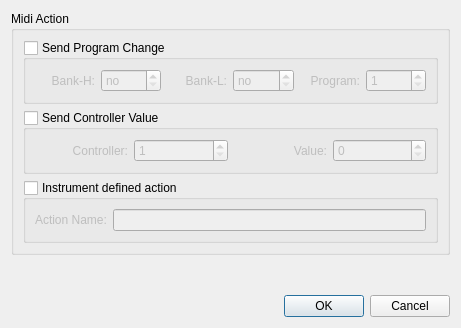
musescore/musescore-old, file mscore/mscore/stafftext.ui: the form before one commit.
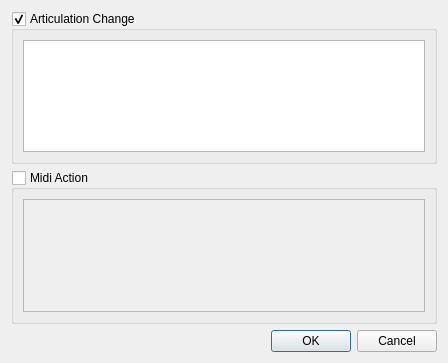
The form after the commit.

```diff
--- a/mscore/mscore/stafftext.ui
+++ b/mscore/mscore/stafftext.ui
@@ -5,216 +5,60 @@
    <rect>
     <x>0</x>
     <y>0</y>
-    <width>461</width>
-    <height>328</height>
+    <width>448</width>
+    <height>363</height>
    </rect>
   </property>
   <property name="windowTitle" >
    <string>MuseScore: Staff Text Properties</string>
   </property>
-  <layout class="QVBoxLayout" >
+  <layout class="QVBoxLayout" name="verticalLayout" >
    <item>
-    <widget class="QGroupBox" name="groupBox_2" >
+    <widget class="QGroupBox" name="articulationChange" >
+     <property name="title" >
+      <string>Articulation Change</string>
+     </property>
+     <property name="flat" >
+      <bool>true</bool>
+     </property>
+     <property name="checkable" >
+      <bool>true</bool>
+     </property>
+     <layout class="QVBoxLayout" name="verticalLayout_2" >
+      <item>
+       <widget class="QListWidget" name="articulationList" />
+      </item>
+     </layout>
+    </widget>
+   </item>
+   <item>
+    <widget class="QGroupBox" name="midiAction" >
      <property name="title" >
       <string>Midi Action</string>
      </property>
-     <layout class="QVBoxLayout" >
+     <property name="flat" >
+      <bool>true</bool>
+     </property>
+     <property name="checkable" >
+      <bool>true</bool>
+     </property>
+     <property name="checked" >
+      <bool>false</bool>
+     </property>
+     <layout class="QVBoxLayout" name="verticalLayout_3" >
       <item>
-       <widget class="QGroupBox" name="sendProgramChange" >
-        <property name="title" >
-         <string>Send Program Change</string>
-        </property>
-        <property name="flat" >
-         <bool>true</bool>
-        </property>
-        <property name="checkable" >
-         <bool>true</bool>
-        </property>
-        <property name="checked" >
-         <bool>false</bool>
-        </property>
-        <layout class="QHBoxLayout" >
-         <item>
-          <widget class="QLabel" name="label" >
-           <property name="text" >
-            <string>Bank-H:</string>
-           </property>
-           <property name="alignment" >
-            <set>Qt::AlignRight|Qt::AlignTrailing|Qt::AlignVCenter</set>
-           </property>
-          </widget>
-         </item>
-         <item>
-          <widget class="QSpinBox" name="midiBankSelectH" >
-           <property name="specialValueText" >
-            <string>no</string>
-           </property>
-           <property name="minimum" >
-            <number>0</number>
-           </property>
-           <property name="maximum" >
-            <number>128</number>
-           </property>
-           <property name="value" >
-            <number>0</number>
-           </property>
-          </widget>
-         </item>
-         <item>
-          <widget class="QLabel" name="label_2" >
-           <property name="text" >
-            <string>Bank-L:</string>
-           </property>
-           <property name="alignment" >
-            <set>Qt::AlignRight|Qt::AlignTrailing|Qt::AlignVCenter</set>
-           </property>
-          </widget>
-         </item>
-         <item>
-          <widget class="QSpinBox" name="midiBankSelectL" >
-           <property name="specialValueText" >
-            <string>no</string>
-           </property>
-           <property name="minimum" >
-            <number>0</number>
-           </property>
-           <property name="maximum" >
-            <number>128</number>
-           </property>
-           <property name="value" >
-            <number>0</number>
-           </property>
-          </widget>
-         </item>
-         <item>
-          <widget class="QLabel" name="label_3" >
-           <property name="text" >
-            <string>Program:</string>
-           </property>
-           <property name="alignment" >
-            <set>Qt::AlignRight|Qt::AlignTrailing|Qt::AlignVCenter</set>
-           </property>
-          </widget>
-         </item>
-         <item>
-          <widget class="QSpinBox" name="midiProgram" >
-           <property name="minimum" >
-            <number>1</number>
-           </property>
-           <property name="maximum" >
-            <number>128</number>
-           </property>
-          </widget>
-         </item>
-        </layout>
-       </widget>
-      </item>
-      <item>
-       <widget class="QGroupBox" name="sendControllerValue" >
-        <property name="title" >
-         <string>Send Controller Value</string>
-        </property>
-        <property name="flat" >
-         <bool>true</bool>
-        </property>
-        <property name="checkable" >
-         <bool>true</bool>
-        </property>
-        <property name="checked" >
-         <bool>false</bool>
-        </property>
-        <layout class="QHBoxLayout" >
-         <item>
-          <widget class="QLabel" name="label_5" >
-           <property name="text" >
-            <string>Controller:</string>
-           </property>
-           <property name="alignment" >
-            <set>Qt::AlignRight|Qt::AlignTrailing|Qt::AlignVCenter</set>
-           </property>
-          </widget>
-         </item>
-         <item>
-          <widget class="QSpinBox" name="midiController" >
-           <property name="minimum" >
-            <number>1</number>
-           </property>
-           <property name="maximum" >
-            <number>128</number>
-           </property>
-          </widget>
-         </item>
-         <item>
-          <widget class="QLabel" name="label_6" >
-           <property name="text" >
-            <string>Value:</string>
-           </property>
-           <property name="alignment" >
-            <set>Qt::AlignRight|Qt::AlignTrailing|Qt::AlignVCenter</set>
-           </property>
-          </widget>
-         </item>
-         <item>
-          <widget class="QSpinBox" name="midiControllerValue" >
-           <property name="maximum" >
-            <number>127</number>
-           </property>
-          </widget>
-         </item>
-        </layout>
-       </widget>
-      </item>
-      <item>
-       <widget class="QGroupBox" name="instrumentDefinedAction" >
-        <property name="title" >
-         <string>Instrument defined action</string>
-        </property>
-        <property name="flat" >
-         <bool>true</bool>
-        </property>
-        <property name="checkable" >
-         <bool>true</bool>
-        </property>
-        <property name="checked" >
-         <bool>false</bool>
-        </property>
-        <layout class="QHBoxLayout" >
-         <item>
-          <widget class="QLabel" name="label_4" >
-           <property name="text" >
-            <string>Action Name:</string>
-           </property>
-          </widget>
-         </item>
-         <item>
-          <widget class="QLineEdit" name="midiActionName" />
-         </item>
-        </layout>
-       </widget>
+       <widget class="QListWidget" name="midiActionList" />
       </item>
      </layout>
     </widget>
    </item>
-   <item>
-    <spacer>
-     <property name="orientation" >
-      <enum>Qt::Vertical</enum>
-     </property>
-     <property name="sizeHint" >
-      <size>
-       <width>20</width>
-       <height>40</height>
-      </size>
-     </property>
-    </spacer>
-   </item>
    <item>
     <widget class="QDialogButtonBox" name="buttonBox" >
      <property name="orientation" >
       <enum>Qt::Horizontal</enum>
      </property>
      <property name="standardButtons" >
-      <set>QDialogButtonBox::Cancel|QDialogButtonBox::NoButton|QDialogButtonBox::Ok</set>
+      <set>QDialogButtonBox::Cancel|QDialogButtonBox::Ok</set>
      </property>
     </widget>
    </item>
```
